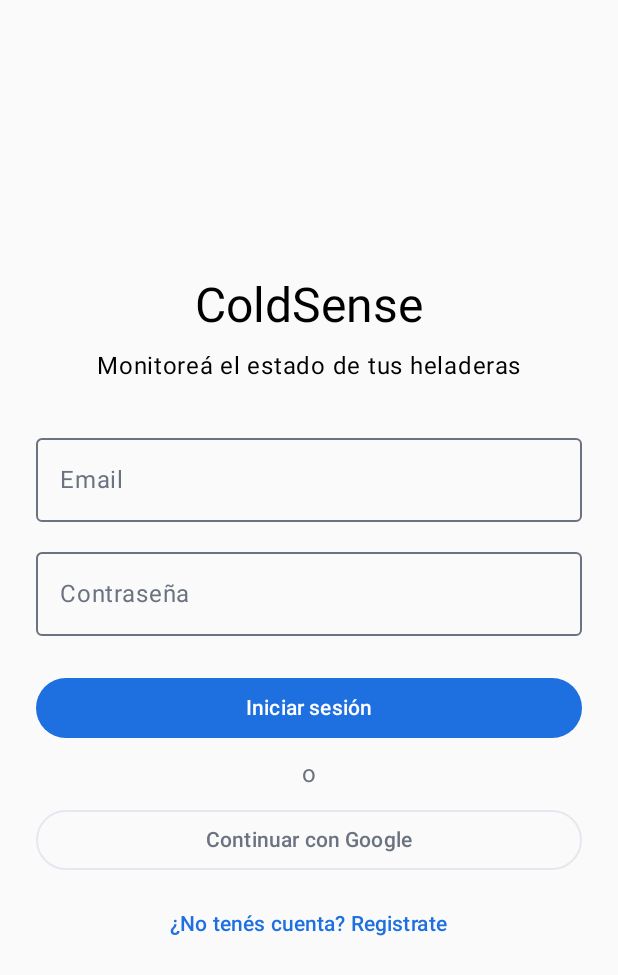
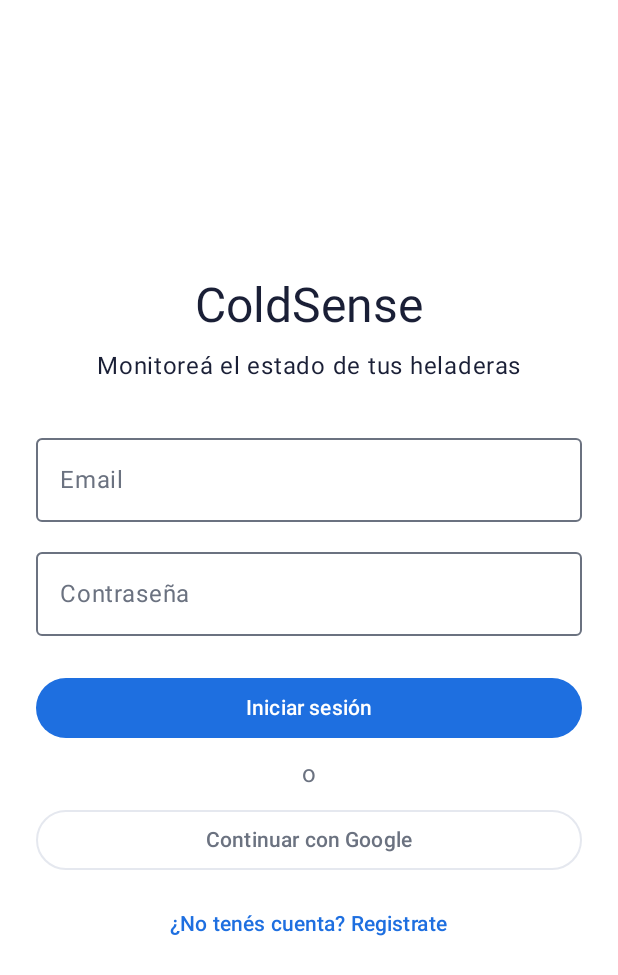
Before and after one commit to UTN-FRBA-Mobile/ColdSense, an Android app built with Jetpack Compose: the screen it shows after launch (MainActivity), on a phone screen of 412 x 824 dp. Shown: the top 975 px of the screen. Run offline under Robolectric (Android 15) with nearby library versions, the phone set to English and light mode, and no system bars; our stand-ins replace Firebase (no records; nobody signed in at launch, a user with empty details on screens opened directly), Voyager; 1 statement that could not run was skipped.

Commit message:
Pinto el fondo y el color de texto del tema en todas las pantallas
El login no tenía fondo propio y sus textos sin color salían negros, así
que con el celular en modo oscuro quedaba texto negro sobre gris. Envuelvo
la navegación en un Surface con el fondo del tema.

```diff
--- a/android/app/src/main/java/ar/edu/utn/coldsense/MainActivity.kt
+++ b/android/app/src/main/java/ar/edu/utn/coldsense/MainActivity.kt
@@ -8,6 +8,10 @@ import androidx.activity.ComponentActivity
 import androidx.activity.compose.setContent
 import androidx.activity.enableEdgeToEdge
 import androidx.activity.result.contract.ActivityResultContracts
+import androidx.compose.foundation.layout.fillMaxSize
+import androidx.compose.material3.MaterialTheme
+import androidx.compose.material3.Surface
+import androidx.compose.ui.Modifier
 import cafe.adriel.voyager.navigator.Navigator
 import ar.edu.utn.coldsense.features.auth.LoginScreen
 import ar.edu.utn.coldsense.notifications.crearCanalAlertas
@@ -38,7 +42,13 @@ class MainActivity : ComponentActivity() {
 
         setContent {
             AppTheme {
-                Navigator(LoginScreen())
+                // Fondo y color de texto del tema para todas las pantallas
+                Surface(
+                    modifier = Modifier.fillMaxSize(),
+                    color = MaterialTheme.colorScheme.background
+                ) {
+                    Navigator(LoginScreen())
+                }
             }
         }
     }
```
